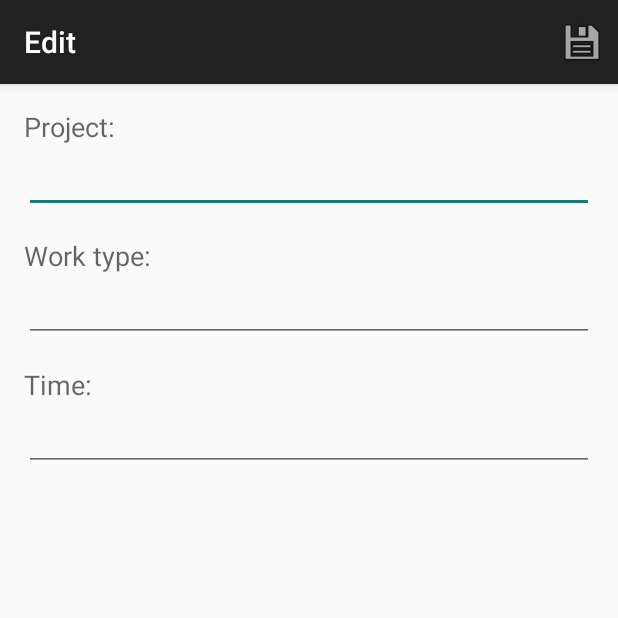
After one commit to jdewinne/xtime-android, an Android app: the EditTimeCellActivity screen opened directly, with no data from a screen before it, on a phone screen of 412 x 824 dp, the top half of it. The commit adds this screen. Run offline under Robolectric (Android 15) with nearby library versions, the phone set to English and light mode, and no system bars.

Commit message:
Created ground work for editor activity.

```diff
--- /dev/null
+++ b/app/src/main/java/com/xebia/xtime/editor/EditTimeCellActivity.java
@@ -0,0 +1,31 @@
+package com.xebia.xtime.editor;
+
+import android.os.Bundle;
+import android.support.v7.app.ActionBarActivity;
+
+import com.xebia.xtime.R;
+import com.xebia.xtime.shared.model.TimeSheetEntry;
+
+public class EditTimeCellActivity extends ActionBarActivity implements EditTimeSheetFragment
+        .Listener {
+
+    public static final String EXTRA_TIME_SHEET = "TIME_SHEET";
+
+    @Override
+    protected void onCreate(Bundle savedInstanceState) {
+        super.onCreate(savedInstanceState);
+        setContentView(R.layout.activity_edit_time_cell);
+
+        if (savedInstanceState == null) {
+            TimeSheetEntry entry = getIntent().getParcelableExtra(EXTRA_TIME_SHEET);
+            getSupportFragmentManager().beginTransaction().add(R.id.container,
+                    EditTimeSheetFragment.getInstance(entry)).commit();
+        }
+    }
+
+    @Override
+    public void onChangesSaved() {
+        setResult(RESULT_OK);
+        finish();
+    }
+}
--- /dev/null
+++ b/app/src/main/java/com/xebia/xtime/editor/EditTimeSheetFragment.java
@@ -0,0 +1,124 @@
+package com.xebia.xtime.editor;
+
+import android.app.Activity;
+import android.os.Bundle;
+import android.support.v4.app.Fragment;
+import android.util.Log;
+import android.view.LayoutInflater;
+import android.view.Menu;
+import android.view.MenuInflater;
+import android.view.MenuItem;
+import android.view.View;
+import android.view.ViewGroup;
+import android.widget.EditText;
+
+import com.xebia.xtime.R;
+import com.xebia.xtime.shared.model.TimeSheetEntry;
+
+import java.text.NumberFormat;
+
+public class EditTimeSheetFragment extends Fragment {
+
+    private static final String ARG_TIME_SHEET = "TIME_SHEET";
+    private static final String TAG = "EditTimeSheetFragment";
+    private TimeSheetEntry mTimeSheetEntry;
+    private EditText mProjectView;
+    private EditText mWorkTypeView;
+    private EditText mTimeView;
+    private Listener mListener;
+
+    public EditTimeSheetFragment() {
+        // required empty constructor
+    }
+
+    public static EditTimeSheetFragment getInstance(TimeSheetEntry entry) {
+        Bundle args = new Bundle();
+        args.putParcelable(ARG_TIME_SHEET, entry);
+        EditTimeSheetFragment fragment = new EditTimeSheetFragment();
+        fragment.setArguments(args);
+        return fragment;
+    }
+
+    @Override
+    public void onCreate(Bundle savedInstanceState) {
+        super.onCreate(savedInstanceState);
+
+        if (null != getArguments()) {
+            mTimeSheetEntry = getArguments().getParcelable(ARG_TIME_SHEET);
+        }
+
+        setHasOptionsMenu(true);
+    }
+
+    @Override
+    public View onCreateView(LayoutInflater inflater, ViewGroup container,
+                             Bundle savedInstanceState) {
+        View rootView = inflater.inflate(R.layout.fragment_edit_time_cell, container, false);
+        if (null == rootView) {
+            return null;
+        }
+
+        // link the views
+        mProjectView = (EditText) rootView.findViewById(R.id.project);
+        mWorkTypeView = (EditText) rootView.findViewById(R.id.work_type);
+        mTimeView = (EditText) rootView.findViewById(R.id.time);
+
+        // prefill the views
+        if (null != mTimeSheetEntry) {
+            mProjectView.setText(mTimeSheetEntry.getProject().getDescription());
+            mProjectView.setEnabled(false);
+            mWorkTypeView.setText(mTimeSheetEntry.getWorkType().getDescription());
+            mWorkTypeView.setEnabled(false);
+            mTimeView.setText(NumberFormat.getNumberInstance()
+                    .format(mTimeSheetEntry.getTimeCell().getHours()));
+        }
+
+        return rootView;
+    }
+
+    @Override
+    public void onCreateOptionsMenu(Menu menu, MenuInflater inflater) {
+        inflater.inflate(R.menu.menu_edit_time_cell, menu);
+    }
+
+    @Override
+    public boolean onOptionsItemSelected(MenuItem item) {
+        if (item.getItemId() == R.id.save) {
+            onSaveClick();
+            return true;
+        }
+        return super.onOptionsItemSelected(item);
+    }
+
+    @Override
+    public void onAttach(Activity activity) {
+        super.onAttach(activity);
+        try {
+            mListener = (Listener) activity;
+        } catch (ClassCastException e) {
+            throw new ClassCastException(activity.toString() + " must implement " +
+                    "EditTimeSheetFragment.Listener");
+        }
+    }
+
+    @Override
+    public void onDetach() {
+        super.onDetach();
+        mListener = null;
+    }
+
+    private void onSaveClick() {
+        // TODO
+        Log.d(TAG, "Save: " + mProjectView.getText() + ", " + mWorkTypeView.getText() + ", " +
+                "" + mTimeView.getText());
+
+        mListener.onChangesSaved();
+    }
+
+    /**
+     * Interface for listening to events from a EditTimeSheetFragment.
+     */
+    public interface Listener {
+        public abstract void onChangesSaved();
+    }
+}
--- /dev/null
+++ b/app/src/main/res/layout/activity_edit_time_cell.xml
@@ -0,0 +1,7 @@
+<FrameLayout xmlns:android="http://schemas.android.com/apk/res/android"
+             xmlns:tools="http://schemas.android.com/tools"
+             android:id="@+id/container"
+             android:layout_width="match_parent"
+             android:layout_height="match_parent"
+             tools:context="com.xebia.xtime.editor.EditTimeCellActivity"
+             tools:ignore="MergeRootFrame"/>
--- /dev/null
+++ b/app/src/main/res/layout/fragment_edit_time_cell.xml
@@ -0,0 +1,52 @@
+<LinearLayout xmlns:android="http://schemas.android.com/apk/res/android"
+              xmlns:tools="http://schemas.android.com/tools"
+              android:layout_width="match_parent"
+              android:layout_height="match_parent"
+              android:paddingLeft="@dimen/activity_horizontal_margin"
+              android:paddingRight="@dimen/activity_horizontal_margin"
+              android:paddingTop="@dimen/activity_vertical_margin"
+              android:paddingBottom="@dimen/activity_vertical_margin"
+              android:orientation="vertical"
+              tools:context="com.xebia.xtime.editor.EditTimeSheetFragment">
+
+
+    <TextView
+        android:layout_width="wrap_content"
+        android:layout_height="wrap_content"
+        android:textAppearance="?android:attr/textAppearanceMedium"
+        android:text="@string/editor_project_label"
+        android:id="@+id/project_label"/>
+
+    <EditText
+        android:layout_width="match_parent"
+        android:layout_height="wrap_content"
+        android:layout_marginBottom="16dp"
+        android:id="@+id/project"/>
+
+    <TextView
+        android:layout_width="wrap_content"
+        android:layout_height="wrap_content"
+        android:textAppearance="?android:attr/textAppearanceMedium"
+        android:text="@string/editor_work_type_label"
+        android:id="@+id/work_type_label"/>
+
+    <EditText
+        android:layout_width="match_parent"
+        android:layout_height="wrap_content"
+        android:layout_marginBottom="16dp"
+        android:id="@+id/work_type"/>
+
+    <TextView
+        android:layout_width="wrap_content"
+        android:layout_height="wrap_content"
+        android:textAppearance="?android:attr/textAppearanceMedium"
+        android:text="@string/editor_time_label"
+        android:id="@+id/time_label"/>
+
+    <EditText
+        android:layout_width="match_parent"
+        android:layout_height="wrap_content"
+        android:layout_marginBottom="16dp"
+        android:inputType="time"
+        android:id="@+id/time"/>
+</LinearLayout>
--- /dev/null
+++ b/app/src/main/res/menu/menu_edit_time_cell.xml
@@ -0,0 +1,11 @@
+<?xml version="1.0" encoding="utf-8"?>
+<menu xmlns:android="http://schemas.android.com/apk/res/android"
+      xmlns:tools="http://schemas.android.com/tools"
+      xmlns:xtime="http://schemas.android.com/apk/res-auto"
+      tools:context=".editor.EditTimeCellActivity">
+    <item
+        android:id="@+id/save"
+        android:icon="@android:drawable/ic_menu_save"
+        android:title="@string/action_save"
+        xtime:showAsAction="ifRoom|withText"/>
+</menu>
--- a/app/src/main/res/values/strings.xml
+++ b/app/src/main/res/values/strings.xml
@@ -7,14 +7,20 @@
     <string name="prompt_username">Username</string>
     <string name="prompt_password">Password</string>
     <string name="action_sign_in">Sign in</string>
-    <string name="login_progress_signing_in">Signing in&#8230;</string>
+    <string name="login_progress_signing_in">Signing in…</string>
     <string name="error_incorrect_password">This password is incorrect</string>
     <string name="error_request_failed">Failed to connect to XTime server</string>
     <string name="error_field_required">This field is required</string>
     <!-- week overview activity -->
-    <string name="week_overview_busy">Loading data&#8230;</string>
+    <string name="week_overview_busy">Loading data…</string>
     <!-- day overview activity -->
     <string name="title_activity_day_overview">Day Overview</string>
+    <!-- day overview activity -->
     <string name="hello_world">Hello world!</string>
+    <string name="title_activity_edit_time_cell">Edit</string>
+    <string name="editor_project_label">Project:</string>
+    <string name="editor_work_type_label">Work type:</string>
+    <string name="editor_time_label">Time:</string>
+    <string name="action_save">Save</string>
 
 </resources>
```
Also changed, not shown: app/src/main/AndroidManifest.xml (+14 -10 lines), app/src/main/java/com/xebia/xtime/dayoverview/DailyTimeSheetFragment.java (+38 -4 lines), app/src/main/java/com/xebia/xtime/dayoverview/DayOverviewActivity.java (+21 -1 lines).
